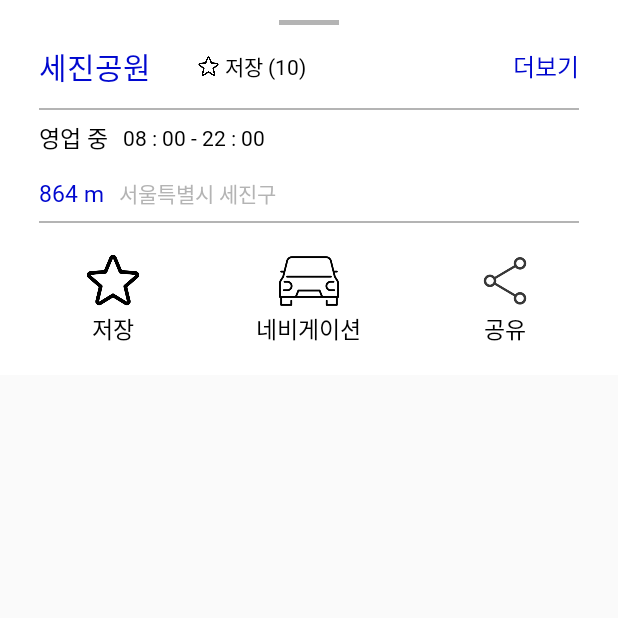
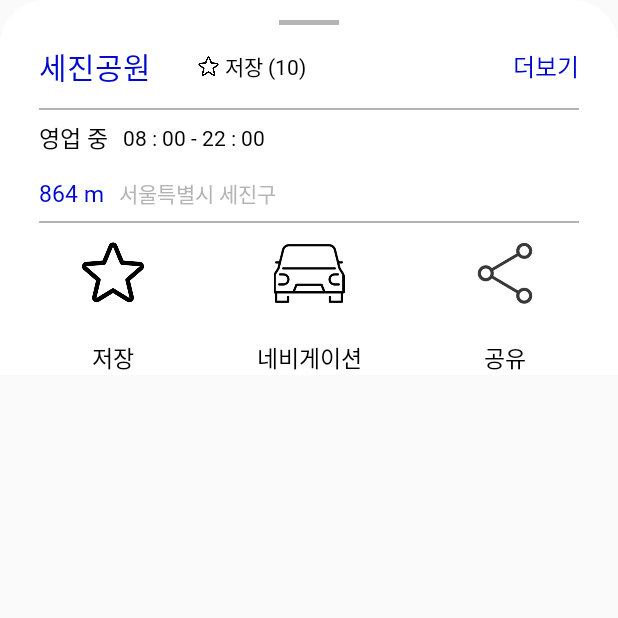
Before and after one commit to arty0928/DisabledToilet_Android, an Android app built with Jetpack Compose: the DetailBottomSheet screen opened directly, with no data from a screen before it, on a phone screen of 412 x 824 dp, the top half of it. Run offline under Robolectric (Android 15) with nearby library versions, the phone set to English and light mode, and no system bars; Roboto replaces fonts that are not available here.

Commit message:
[FEAR] BottomSheet Dialog Show

```diff
--- a/app/build.gradle.kts
+++ b/app/build.gradle.kts
@@ -60,6 +60,7 @@ dependencies {
     implementation(libs.androidx.ui.tooling.preview)
     implementation(libs.androidx.material3)
     implementation(libs.androidx.appcompat)
+    implementation(libs.material)
     testImplementation(libs.junit)
     androidTestImplementation(libs.androidx.junit)
     androidTestImplementation(libs.androidx.espresso.core)
--- a/app/src/main/res/drawable/rounded_corner_background.xml
+++ b/app/src/main/res/drawable/rounded_corner_background.xml
@@ -1,8 +1,8 @@
 <!-- res/drawable/rounded_corner_background.xml -->
 <shape xmlns:android="http://schemas.android.com/apk/res/android">
     <solid android:color="@android:color/white" />
-    <corners android:topLeftRadius="50dp"
-        android:topRightRadius="50dp"
+    <corners android:topLeftRadius="30dp"
+        android:topRightRadius="30dp"
         android:bottomLeftRadius="0dp"
         android:bottomRightRadius="0dp"/>
 </shape>
--- a/app/src/main/res/layout/detail_bottomsheet.xml
+++ b/app/src/main/res/layout/detail_bottomsheet.xml
@@ -3,10 +3,11 @@
     xmlns:android="http://schemas.android.com/apk/res/android"
     android:layout_width="match_parent"
     android:layout_height="250dp"
-    android:background="@android:color/white"
+    android:background="@drawable/rounded_corner_background"
     android:orientation="vertical"
     android:paddingStart="10dp"
-    android:paddingEnd="10dp">
+    android:paddingEnd="10dp"
+    >
 
     <View
         android:layout_width="40dp"
@@ -69,7 +70,7 @@
 
             <View
                 android:layout_width="0dp"
-                android:layout_height="0dp"
+                android:layout_height="match_parent"
                 android:layout_weight="1"/>
 
             <TextView
@@ -176,14 +177,18 @@
             android:clickable="true">
 
             <ImageView
+                android:padding="10dp"
                 android:id="@+id/save_icon"
-                android:layout_width="40dp"
-                android:layout_height="40dp"
+                android:layout_width="match_parent"
+                android:layout_height="0dp"
+                android:layout_weight="2"
                 android:src="@drawable/save_icon"/>
 
             <TextView
-                android:layout_width="wrap_content"
-                android:layout_height="wrap_content"
+                android:layout_width="match_parent"
+                android:layout_height="0dp"
+                android:layout_weight="1"
+                android:gravity="bottom|center_horizontal"
                 android:text="저장"
                 android:textSize="15dp"
                 android:textColor="@color/black"
@@ -199,14 +204,19 @@
             android:clickable="true">
 
             <ImageView
-                android:id="@+id/navigation_icon"
-                android:layout_width="40dp"
-                android:layout_height="40dp"
+                android:padding="10dp"
+
+                android:id="@+id/naviation_icon"
+                android:layout_width="match_parent"
+                android:layout_height="0dp"
+                android:layout_weight="2"
                 android:src="@drawable/car_icon"/>
 
             <TextView
-                android:layout_width="wrap_content"
-                android:layout_height="wrap_content"
+                android:layout_width="match_parent"
+                android:layout_height="0dp"
+                android:layout_weight="1"
+                android:gravity="bottom|center_horizontal"
                 android:text="네비게이션"
                 android:textSize="15dp"
                 android:textColor="@color/black"
@@ -222,14 +232,19 @@
             android:clickable="true">
 
             <ImageView
+                android:padding="10dp"
+
                 android:id="@+id/share_icon"
-                android:layout_width="40dp"
-                android:layout_height="40dp"
+                android:layout_width="match_parent"
+                android:layout_height="0dp"
+                android:layout_weight="2"
                 android:src="@drawable/share_icon"/>
 
             <TextView
-                android:layout_width="wrap_content"
-                android:layout_height="wrap_content"
+                android:layout_width="match_parent"
+                android:layout_height="0dp"
+                android:layout_weight="1"
+                android:gravity="bottom|center_horizontal"
                 android:text="공유"
                 android:textSize="15dp"
                 android:textColor="@color/black"
--- a/gradle/libs.versions.toml
+++ b/gradle/libs.versions.toml
@@ -9,6 +9,7 @@ lifecycleRuntimeKtx = "2.8.3"
 activityCompose = "1.9.0"
 composeBom = "2024.04.01"
 appcompat = "1.7.0"
+material = "1.12.0"
 
 [libraries]
 androidx-core-ktx = { group = "androidx.core", name = "core-ktx", version.ref = "coreKtx" }
@@ -26,6 +27,7 @@ androidx-ui-test-manifest = { group = "androidx.compose.ui", name = "ui-test-man
 androidx-ui-test-junit4 = { group = "androidx.compose.ui", name = "ui-test-junit4" }
 androidx-material3 = { group = "androidx.compose.material3", name = "material3" }
 androidx-appcompat = { group = "androidx.appcompat", name = "appcompat", version.ref = "appcompat" }
+material = { group = "com.google.android.material", name = "material", version.ref = "material" }
 
 [plugins]
 android-application = { id = "com.android.application", version.ref = "agp" }
```
Also changed, not shown: app/src/main/java/com/example/disabledtoilet_android/NearActivity.kt (+43 -3 lines).
